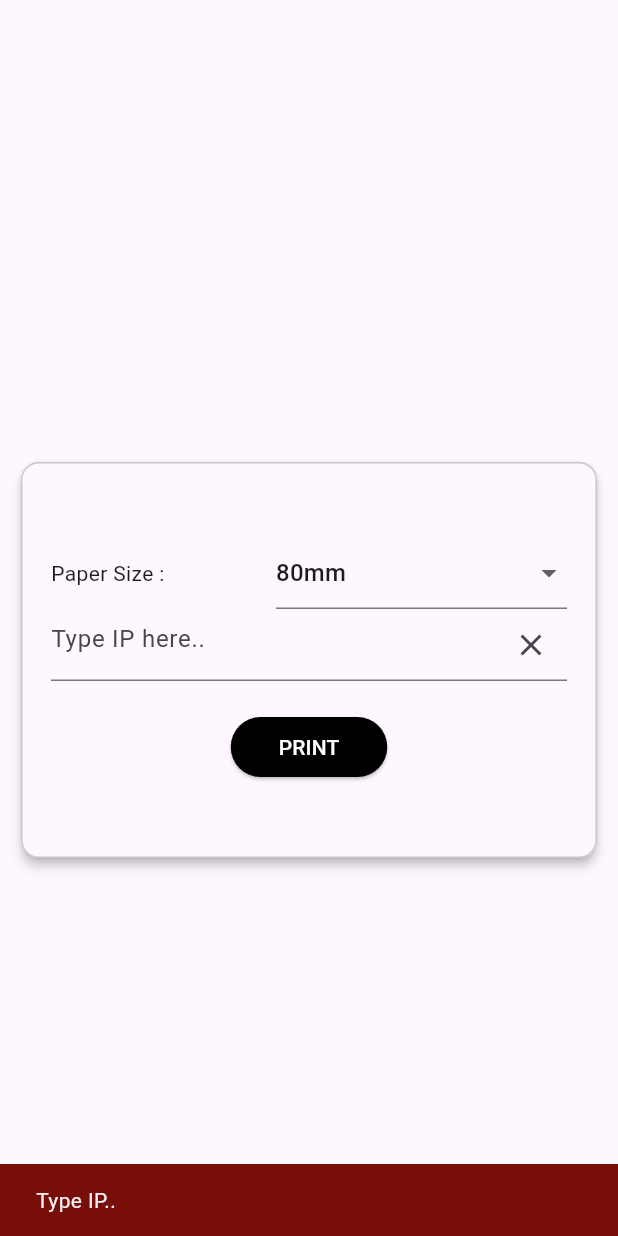
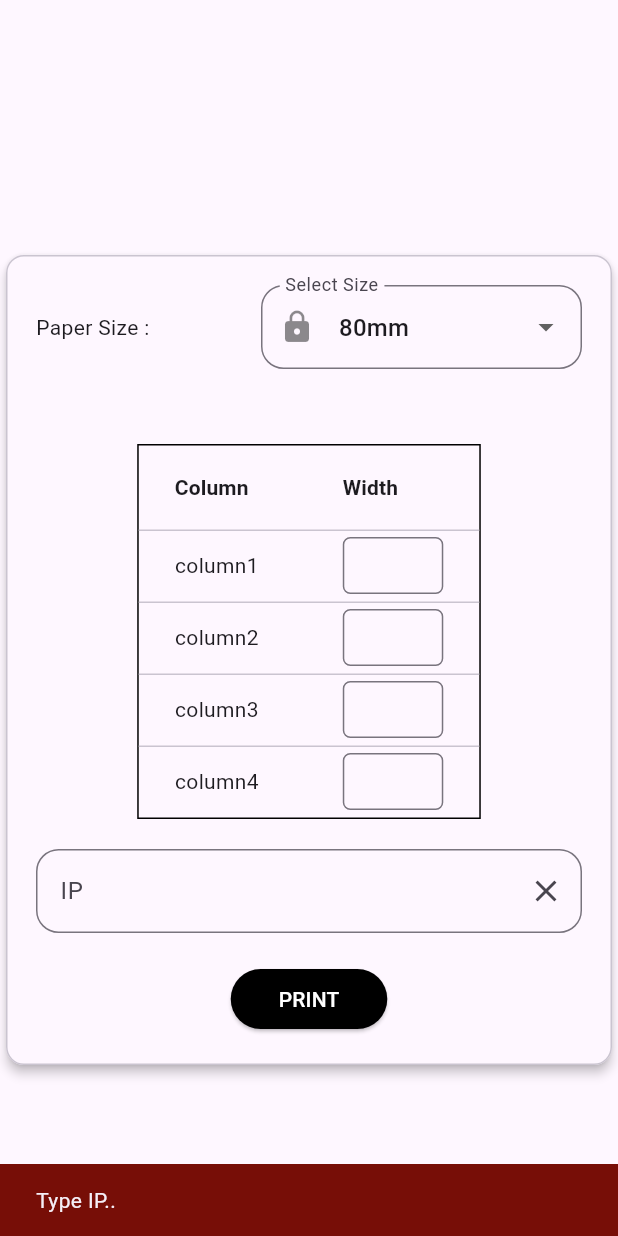
Before and after one commit to vegaKannur12/PrinterNetwork, a Flutter app: the screen it shows after launch, after a tap on "PRINT", on a phone screen of 412 x 824 dp. Run offline on Flutter 3.47's test engine with Material 3 defaults, Android fonts, the light colour scheme and no system bars; missing offline and left inert: flutter_esc_pos_network, flutter_esc_pos_utils.

Commit message:
7thAugst

```diff
--- a/lib/2nsPrinttest.dart
+++ b/lib/2nsPrinttest.dart
@@ -17,23 +17,25 @@ class _TEST2State extends State<TEST2> {
   ];
   String selectedSize = "80mm";
   TextEditingController ipc = TextEditingController();
+  TextEditingController c1c = TextEditingController();
+  TextEditingController c2c = TextEditingController();
+  TextEditingController c3c = TextEditingController();
+  TextEditingController c4c = TextEditingController();
   @override
   Widget build(BuildContext context) {
     return Scaffold(
       appBar: AppBar(),
       body: Center(
-        child: Padding(
-          padding: const EdgeInsets.all(10),
         child: Card.outlined(
           shadowColor: Colors.black,
           elevation: 3,
-            child: Container(
+
           // decoration: BoxDecoration(
           //     borderRadius: BorderRadius.circular(20),
           //     border: Border.all(color: Colors.black45)),
           child: Padding(
-                padding:
-                    const EdgeInsets.symmetric(vertical: 50, horizontal: 20),
+            padding: const EdgeInsets.symmetric(vertical: 20, horizontal: 20),
+            child: SingleChildScrollView(
               child: Column(
                 mainAxisSize: MainAxisSize.min,
                 children: [
@@ -45,6 +47,22 @@ class _TEST2State extends State<TEST2> {
                       ),
                       Expanded(
                         child: DropdownButtonFormField<String>(
+                          decoration: InputDecoration(
+                              hintText: 'Select Size',
+                              labelText: 'Select Size',
+                              prefixIcon: Icon(
+                                Icons.lock,
+                                color: Colors.black45,
+                              ),
+                              // errorStyle: TextStyle(fontSize: 18.0),
+                              border: OutlineInputBorder(
+                                  borderSide: BorderSide(color: Colors.red),
+                                  borderRadius:
+                                      BorderRadius.all(Radius.circular(15))),
+                              errorBorder: OutlineInputBorder(
+                                  borderSide: BorderSide(color: Colors.red),
+                                  borderRadius:
+                                      BorderRadius.all(Radius.circular(15)))),
                           hint: Text('Select Size'),
                           value: selectedSize,
                           onChanged: (newValue) {
@@ -63,12 +81,105 @@ class _TEST2State extends State<TEST2> {
                       ),
                     ],
                   ),
+                  const SizedBox(
+                    height: 50,
+                  ),
+                  DataTable(
+                      decoration: BoxDecoration(
+                          border: Border.all(color: Colors.black)),
+                      columns: [
+                        DataColumn(
+                            label: Text(
+                          "Column",
+                          style: TextStyle(fontWeight: FontWeight.bold),
+                        )),
+                        DataColumn(
+                            label: Text(
+                          "Width",
+                          style: TextStyle(fontWeight: FontWeight.bold),
+                        ))
+                      ],
+                      rows: [
+                        DataRow(cells: [
+                          DataCell(Text("column1")),
+                          DataCell(Container(width: 67,
+                            padding: const EdgeInsets.symmetric(vertical: 5),
+                            child: TextFormField(
+                              controller: c1c,
+                              decoration: InputDecoration(
+                                border: OutlineInputBorder(
+                                    borderSide: BorderSide(color: Colors.red),
+                                    borderRadius:
+                                        BorderRadius.all(Radius.circular(5))),
+                              ),
+                            ),
+                          ))
+                        ]),
+                        DataRow(cells: [
+                          DataCell(Text("column2")),
+                          DataCell(Container(width: 67,
+                            padding: const EdgeInsets.symmetric(vertical: 5),
+                            child: TextFormField(
+                              controller: c2c,
+                              decoration: InputDecoration(
+                                border: OutlineInputBorder(
+                                    borderSide: BorderSide(color: Colors.red),
+                                    borderRadius:
+                                        BorderRadius.all(Radius.circular(5))),
+                              ),
+                            ),
+                          ))
+                        ]),
+                        DataRow(cells: [
+                          DataCell(Text("column3")),
+                          DataCell(Container(width: 67,
+                            padding: const EdgeInsets.symmetric(vertical: 5),
+                            child: TextFormField(
+                              controller: c3c,
+                              decoration: InputDecoration(
+                                border: OutlineInputBorder(
+                                    borderSide: BorderSide(color: Colors.red),
+                                    borderRadius:
+                                        BorderRadius.all(Radius.circular(5))),
+                              ),
+                            ),
+                          ))
+                        ]),
+                        DataRow(cells: [
+                          DataCell(Text("column4")),
+                          DataCell(Container(
+                            width: 67,
+                            padding: const EdgeInsets.symmetric(vertical: 5),
+                            child: TextFormField(
+                              controller: c4c,
+                              decoration: InputDecoration(
+                                border: OutlineInputBorder(
+                                    borderSide: BorderSide(color: Colors.red),
+                                    borderRadius:
+                                        BorderRadius.all(Radius.circular(5))),
+                              ),
+                            ),
+                          ))
+                        ]),
+                      ]),
+                  const SizedBox(
+                    height: 20,
+                  ),
                   Row(
                     children: [
                       Expanded(
                         child: TextFormField(
                           controller: ipc,
                           decoration: InputDecoration(
+                            labelText: 'IP',
+                            border: OutlineInputBorder(
+                                borderSide: BorderSide(color: Colors.red),
+                                borderRadius:
+                                    BorderRadius.all(Radius.circular(15))),
+                            errorBorder: OutlineInputBorder(
+                                borderSide: BorderSide(color: Colors.red),
+                                borderRadius:
+                                    BorderRadius.all(Radius.circular(15))),
                             suffixIcon: IconButton(
                                 onPressed: () {
                                   ipc.clear();
@@ -91,11 +202,15 @@ class _TEST2State extends State<TEST2> {
                           CustomSnackbar snk = CustomSnackbar();
                           snk.showSnackbar(context, "Type IP..", "");
                         } else {
+                          int c1 = int.parse(c1c.text);
+                          int c2 = int.parse(c2c.text);
+                          int c3 = int.parse(c3c.text);
+                          int c4 = int.parse(c4c.text);
+                          print("c1==$c1");
                           NetworkPrinter nt = NetworkPrinter();
                           nt.printOne2(ipc.text.toString(),
-                                selectedSize.toString(), context);
+                              selectedSize.toString(), c1, c2, c3, c4, context);
                         }
-
                         // print("ressss----${res.runtimeType}");
                         // if (res == false) {
                         //   print("conected");
@@ -116,7 +231,6 @@ class _TEST2State extends State<TEST2> {
           ),
         ),
       ),
-      ),
     );
   }
 }
--- a/lib/PRINTMETHOD/printclass.dart
+++ b/lib/PRINTMETHOD/printclass.dart
@@ -16,7 +16,6 @@ class NetworkPrinter {
     final profile = await CapabilityProfile.load();
     final generator = Generator(PaperSize.mm80, profile);
     List<int> bytes = [];
-
     bytes += generator.text(
         'Regular: aA bB cC dD eE fF gG hH iI jJ kK lL mM nN oO pP qQ rR sS tT uU vV wW xX yY zZ');
     bytes += generator.text('Special 1: àÀ èÈ éÉ ûÛ üÜ çÇ ôÔ',
@@ -82,7 +81,7 @@ class NetworkPrinter {
     }
   }
 
-  printOne2(String ip, String papers, BuildContext context) async {
+  printOne2(String ip, String papers,int wcol1,int wcol2,int wcol3,int wcol4, BuildContext context) async {
     try {
       print("ip = $ip \npapersiz = $papers");
       print("heloo testvega");
@@ -94,9 +93,12 @@ class NetworkPrinter {
       img.Image image = img.decodeImage(imageBytesUint8List)!;
       print("img---$image");
       final profile = await CapabilityProfile.load();
-      if (papers == "80mm") {
+      if (papers == "80mm")
+      {
         generator = Generator(PaperSize.mm80, profile);
-      } else if (papers == "72mm") {
+      }
+      else if (papers == "72mm")
+      {
         generator = Generator(PaperSize.mm72, profile);
       } else {
         generator = Generator(PaperSize.mm58, profile);
@@ -170,22 +172,22 @@ class NetworkPrinter {
       bytes += generator.row([
         PosColumn(
           text: 'Col1',
-          width: 3,
+          width: wcol1,
           styles: const PosStyles(align: PosAlign.left),
         ),
         PosColumn(
           text: 'Col2',
-          width: 3,
+          width: wcol2,
           styles: const PosStyles(align: PosAlign.left),
         ),
         PosColumn(
           text: 'Col3',
-          width: 3,
+          width: wcol3,
           styles: const PosStyles(align: PosAlign.right),
         ),
         PosColumn(
           text: 'Col4',
-          width: 3,
+          width: wcol4,
           styles: const PosStyles(align: PosAlign.right),
         ),
       ]);
@@ -193,66 +195,66 @@ class NetworkPrinter {
       bytes += generator.row([
         PosColumn(
           text: '1',
-          width: 3,
+          width: wcol1,
           styles: const PosStyles(align: PosAlign.left),
         ),
         PosColumn(
           text: 'A1001',
-          width: 3,
+          width:wcol2,
           styles: const PosStyles(align: PosAlign.left),
         ),
         PosColumn(
           text: '199.75',
-          width: 3,
+          width: wcol3,
           styles: const PosStyles(align: PosAlign.right),
         ),
         PosColumn(
           text: '799.00',
-          width: 3,
+          width: wcol4,
           styles: const PosStyles(align: PosAlign.right),
         ),
       ]);
       bytes += generator.row([
         PosColumn(
           text: '2',
-          width: 3,
+          width: wcol1,
           styles: const PosStyles(align: PosAlign.left),
         ),
         PosColumn(
           text: 'A1002',
-          width: 3,
+          width: wcol2,
           styles: const PosStyles(align: PosAlign.left),
         ),
         PosColumn(
           text: '375.75',
-          width: 3,
+          width: wcol3,
           styles: const PosStyles(align: PosAlign.right),
         ),
         PosColumn(
           text: '1500.40',
-          width: 3,
+          width: wcol4,
           styles: const PosStyles(align: PosAlign.right),
         ),
       ]);
       bytes += generator.row([
         PosColumn(
           text: '3',
-          width: 3,
+          width: wcol1,
           styles: const PosStyles(align: PosAlign.left),
         ),
         PosColumn(
           text: 'A1003',
-          width: 3,
+          width: wcol2,
           styles: const PosStyles(align: PosAlign.left),
         ),
         PosColumn(
           text: '400.00',
-          width: 3,
+          width: wcol3,
           styles: const PosStyles(align: PosAlign.right),
         ),
         PosColumn(
           text: '1603.00',
-          width: 3,
+          width: wcol4,
           styles: const PosStyles(align: PosAlign.right),
         ),
       ]);
@@ -307,7 +309,7 @@ class NetworkPrinter {
         PosPrintResult printing = await printer.printTicket(ticket);
         print(printing.msg);
         printer.disconnect();
-        // return true;
+      // return true;
       }
       // else if (connect == PosPrintResult.timeout) {
       //   CustomSnackbar snk = CustomSnackbar();
```
Lines whose indentation alone changed are shown as unchanged.
